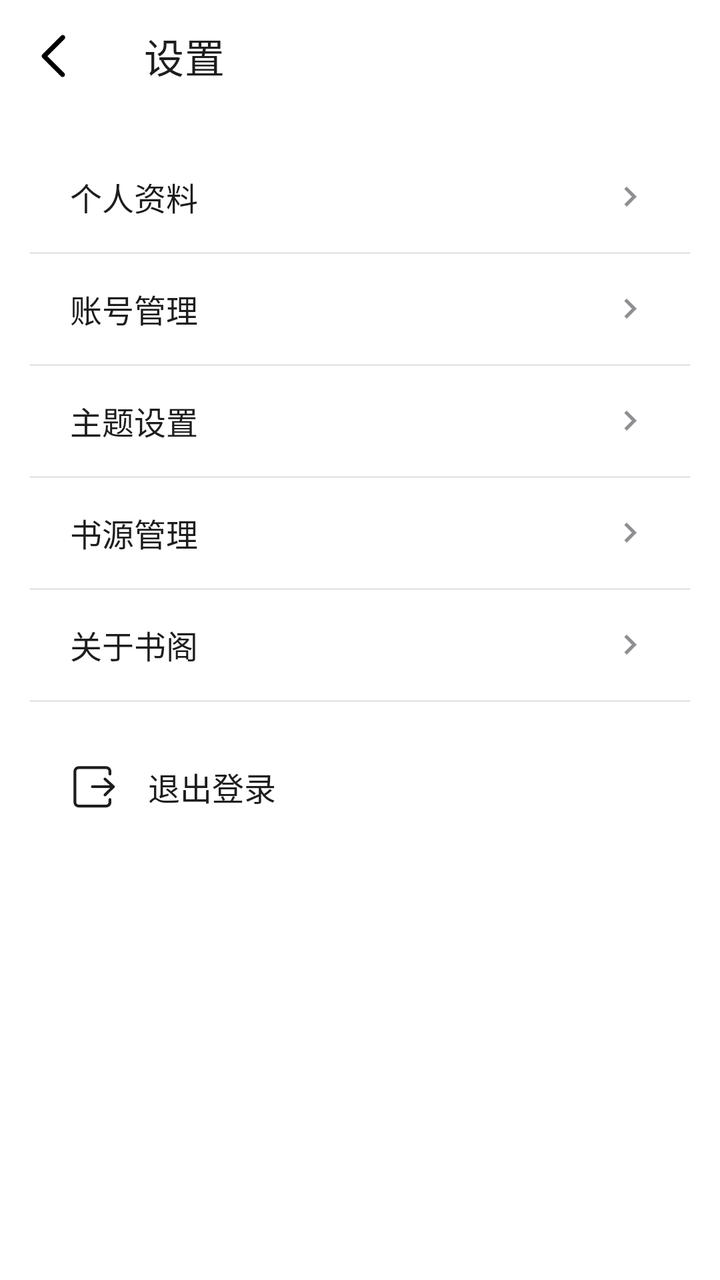
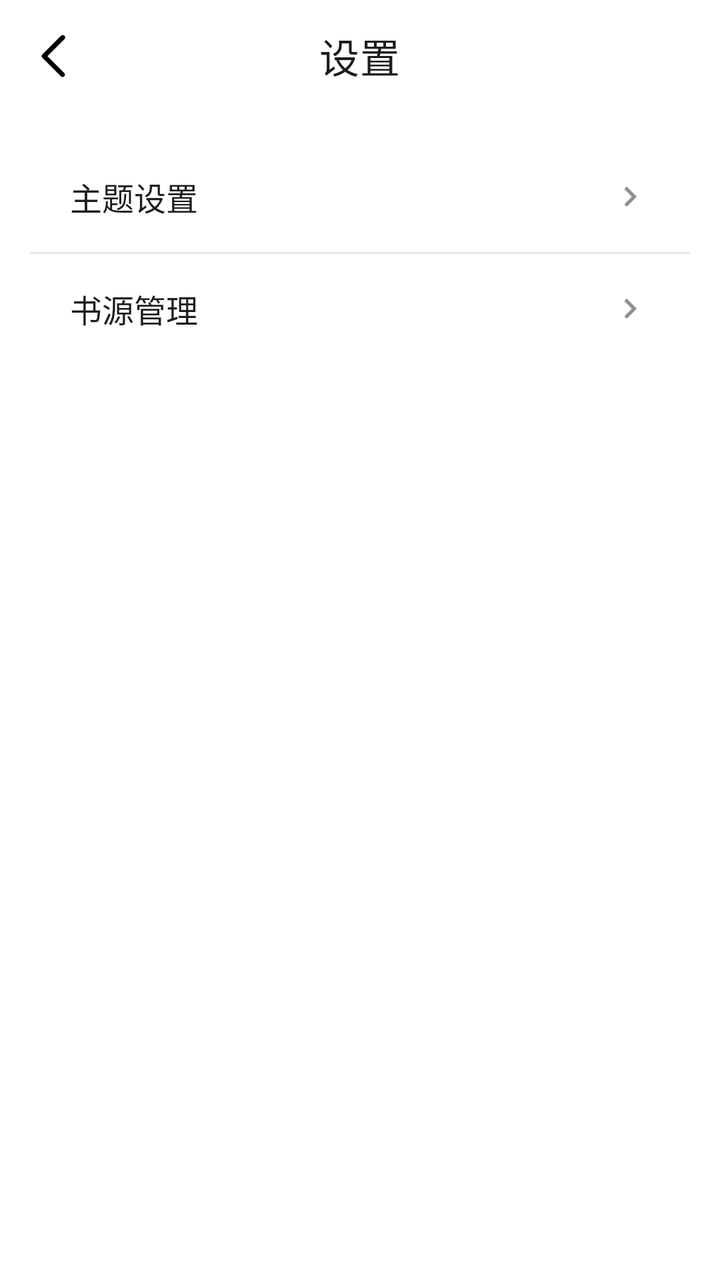

Screens rendered from an Android XML layout before and after an edit, with the pre-edit source and the edit as a unified diff.
<!-- AndroidManifest.xml: application theme Theme.MyApp -->
<!-- res/layout/activity_settings.xml -->
<?xml version="1.0" encoding="utf-8"?>
<LinearLayout xmlns:android="http://schemas.android.com/apk/res/android"
    xmlns:app="http://schemas.android.com/apk/res-auto"
    android:layout_width="match_parent"
    android:layout_height="match_parent"
    android:orientation="vertical"
    android:background="@color/ios_bg">

    <androidx.appcompat.widget.Toolbar
        android:id="@+id/toolbar_back"
        android:layout_width="match_parent"
        android:layout_height="56dp"
        android:background="@color/ios_bg"
        app:navigationIcon="@drawable/ic_back_black"
        app:title="@string/settings"
        app:titleTextColor="@color/ios_text_primary" />

    <LinearLayout
        android:layout_width="match_parent"
        android:layout_height="0dp"
        android:layout_weight="1"
        android:orientation="vertical"
        android:padding="15dp">

        <LinearLayout
            android:id="@+id/btn_profile"
            android:layout_width="match_parent"
            android:layout_height="55dp"
            android:orientation="horizontal"
            android:gravity="center_vertical"
            android:paddingHorizontal="20dp"
            android:clickable="true"
            android:focusable="true"
            android:background="?attr/selectableItemBackground">

            <TextView
                android:layout_width="0dp"
                android:layout_height="wrap_content"
                android:layout_weight="1"
                android:text="@string/profile"
                android:textColor="@color/ios_text_primary"
                android:textSize="16sp"/>

            <ImageView
                android:layout_width="20dp"
                android:layout_height="20dp"
                android:src="@drawable/ic_arrow_right"
                android:contentDescription="@null"/>
        </LinearLayout>

        <View
            android:layout_width="match_parent"
            android:layout_height="1dp"
            android:background="@color/ios_separator"/>

        <LinearLayout
            android:id="@+id/btn_security"
            android:layout_width="match_parent"
            android:layout_height="55dp"
            android:orientation="horizontal"
            android:gravity="center_vertical"
            android:paddingHorizontal="20dp"
            android:clickable="true"
            android:focusable="true"
            android:background="?attr/selectableItemBackground">

            <TextView
                android:layout_width="0dp"
                android:layout_height="wrap_content"
                android:layout_weight="1"
                android:text="@string/account_security"
                android:textColor="@color/ios_text_primary"
                android:textSize="16sp"/>

            <ImageView
                android:layout_width="20dp"
                android:layout_height="20dp"
                android:src="@drawable/ic_arrow_right"
                android:contentDescription="@null"/>
        </LinearLayout>

        <View
            android:layout_width="match_parent"
            android:layout_height="1dp"
            android:background="@color/ios_separator"/>

        <LinearLayout
            android:id="@+id/btn_theme"
            android:layout_width="match_parent"
            android:layout_height="55dp"
            android:orientation="horizontal"
            android:gravity="center_vertical"
            android:paddingHorizontal="20dp"
            android:clickable="true"
            android:focusable="true"
            android:background="?attr/selectableItemBackground">

            <TextView
                android:layout_width="0dp"
                android:layout_height="wrap_content"
                android:layout_weight="1"
                android:text="@string/theme_setting"
                android:textColor="@color/ios_text_primary"
                android:textSize="16sp"/>

            <ImageView
                android:layout_width="20dp"
                android:layout_height="20dp"
                android:src="@drawable/ic_arrow_right"
                android:contentDescription="@null"/>
        </LinearLayout>

        <View
            android:layout_width="match_parent"
            android:layout_height="1dp"
            android:background="@color/ios_separator"/>

        <LinearLayout
            android:id="@+id/btn_book_source"
            android:layout_width="match_parent"
            android:layout_height="55dp"
            android:orientation="horizontal"
            android:gravity="center_vertical"
            android:paddingHorizontal="20dp"
            android:clickable="true"
            android:focusable="true"
            android:background="?attr/selectableItemBackground">

            <TextView
                android:layout_width="0dp"
                android:layout_height="wrap_content"
                android:layout_weight="1"
                android:text="书源管理"
                android:textColor="@color/ios_text_primary"
                android:textSize="16sp"/>

            <ImageView
                android:layout_width="20dp"
                android:layout_height="20dp"
                android:src="@drawable/ic_arrow_right"
                android:contentDescription="@null"/>
        </LinearLayout>

        <View
            android:layout_width="match_parent"
            android:layout_height="1dp"
            android:background="@color/ios_separator"/>

        <LinearLayout
            android:id="@+id/btn_about"
            android:layout_width="match_parent"
            android:layout_height="55dp"
            android:orientation="horizontal"
            android:gravity="center_vertical"
            android:paddingHorizontal="20dp"
            android:clickable="true"
            android:focusable="true"
            android:background="?attr/selectableItemBackground">

            <TextView
                android:layout_width="0dp"
                android:layout_height="wrap_content"
                android:layout_weight="1"
                android:text="@string/about_app"
                android:textColor="@color/ios_text_primary"
                android:textSize="16sp"/>

            <ImageView
                android:layout_width="20dp"
                android:layout_height="20dp"
                android:src="@drawable/ic_arrow_right"
                android:contentDescription="@null"/>
        </LinearLayout>

        <View
            android:layout_width="match_parent"
            android:layout_height="1dp"
            android:background="@color/ios_separator"/>

        <LinearLayout
            android:id="@+id/btn_logout"
            android:layout_width="match_parent"
            android:layout_height="55dp"
            android:orientation="horizontal"
            android:gravity="center_vertical"
            android:paddingHorizontal="20dp"
            android:clickable="true"
            android:focusable="true"
            android:background="?attr/selectableItemBackground"
            android:layout_marginTop="15dp">

            <ImageView
                android:layout_width="24dp"
                android:layout_height="24dp"
                android:src="@drawable/ic_exit_black"
                android:contentDescription="@null"/>

            <TextView
                android:layout_width="wrap_content"
                android:layout_height="wrap_content"
                android:text="@string/logout_and_clear"
                android:textColor="@color/ios_text_primary"
                android:textSize="16sp"
                android:layout_marginStart="15dp"/>
        </LinearLayout>

    </LinearLayout>
</LinearLayout>
<!-- resources referenced by this layout -->
<resources>
  <color name="ios_bg">#FFFFFFFF</color>
  <color name="ios_separator">#FFE5E5EA</color>
  <color name="ios_text_primary">#FF1D1D1F</color>
  <!-- drawable ic_arrow_right (drawable) -->
  <vector xmlns:android="http://schemas.android.com/apk/res/android"
      android:width="24dp"
      android:height="24dp"
      android:viewportWidth="24"
      android:viewportHeight="24"
      android:tint="#8E8E93">
      <path
          android:fillColor="@android:color/white"
          android:pathData="M8.59,16.59L13.17,12L8.59,7.41L10,6l6,6l-6,6L8.59,16.59z"/>
  </vector>
  <!-- drawable ic_exit_black (drawable) -->
  <vector xmlns:android="http://schemas.android.com/apk/res/android" android:height="24dp" android:viewportHeight="1024" android:viewportWidth="1024" android:width="24dp">
        
      <path android:fillColor="#1D1D1F" android:pathData="M771.6,76c60.3,0 109.4,48.5 110.3,108.6l0,1.8v56.4c0,16.5 -13.4,29.9 -29.9,29.9 -16.3,0 -29.5,-13 -29.9,-29.2l-0,-0.7v-56.4c0,-27.7 -22.2,-50.2 -49.7,-50.6l-0.8,-0L185.4,135.8c-27.7,0 -50.1,22.2 -50.6,49.8l-0,0.8v658.1c0,27.7 22.2,50.2 49.7,50.6l0.8,0h586.3c27.7,0 50.1,-22.2 50.6,-49.8l0,-0.8v-57.8c0,-16.5 13.4,-29.9 29.9,-29.9 16.3,0 29.5,13 29.9,29.2l0,0.7v57.8c0,60.4 -48.4,109.5 -108.5,110.4l-1.8,0L185.4,955c-60.3,0 -109.4,-48.5 -110.3,-108.6L75,844.5v-658.1c0,-60.4 48.4,-109.5 108.5,-110.4l1.8,-0h586.3zM765.6,326l0.6,0.5L946.2,489.9l0,0a29.7,29.7 0,0 1,7.7 11.2l0.1,0.2a15.3,15.3 0,0 1,0.2 0.4l0.1,0.3a29.8,29.8 0,0 1,1.7 9l0,0.1c0,0.3 0,0.6 0,0.9v0a29.9,29.9 0,0 1,-1.4 9.1,29.7 29.7,0 0,1 -6.8,11.4l-0.1,0.1a18.3,18.3 0,0 1,-0.1 0.2l-0,0c-0.2,0.2 -0.3,0.3 -0.5,0.5l-0,0 -180,176.2c-11.8,11.6 -30.7,11.3 -42.3,-0.5 -11.4,-11.6 -11.3,-30.1 -0.1,-41.7l0.6,-0.6 127.6,-124.9L478.5,542c-16.5,0 -29.9,-13.4 -29.9,-29.9 0,-16.3 13,-29.5 29.2,-29.9l0.7,-0 370.2,-0 -122.7,-111.3c-12,-10.9 -13.1,-29.4 -2.6,-41.7l0.5,-0.6c10.9,-12 29.4,-13.1 41.6,-2.6z"/>
      
  </vector>
  <string name="about_app">关于书阁</string>
  <string name="account_security">账号管理</string>
  <string name="logout_and_clear">退出登录</string>
  <string name="profile">个人资料</string>
  <string name="settings">设置</string>
  <string name="theme_setting">主题设置</string>
  <color name="ios_blue">#FF007AFF</color>
  <color name="white">#FFFFFFFF</color>
  <color name="ios_bg_grouped">#FFF2F2F7</color>
  <style name="ShapeAppearance.iOS.Small" parent="ShapeAppearance.MaterialComponents.SmallComponent">
          <item name="cornerFamily">rounded</item>
          <item name="cornerSize">10dp</item>
      </style>
  <style name="ShapeAppearance.iOS.Medium" parent="ShapeAppearance.MaterialComponents.MediumComponent">
          <item name="cornerFamily">rounded</item>
          <item name="cornerSize">12dp</item>
      </style>
  <style name="ShapeAppearance.iOS.Large" parent="ShapeAppearance.MaterialComponents.LargeComponent">
          <item name="cornerFamily">rounded</item>
          <item name="cornerSize">16dp</item>
      </style>
  <style name="Widget.MyApp.CardView.iOS" parent="Widget.MaterialComponents.CardView">
          <item name="cardBackgroundColor">@color/ios_card_bg</item>
          <item name="cardCornerRadius">12dp</item>
          <item name="cardElevation">1dp</item>
          <item name="strokeWidth">0dp</item>
      </style>
  <color name="ios_tab_bar">#F0F9F9F9</color>
  <color name="ios_text_tertiary">#FFC7C7CC</color>
  <color name="ios_text_secondary">#FF8E8E93</color>
  <style name="ThemeOverlay.MyApp.ActionBar.Widget" parent="ThemeOverlay.AppCompat.Light">
          <item name="colorControlNormal">@color/ios_text_primary</item>
      </style>
  <color name="ios_card_bg">#FFFFFFFF</color>
  <!-- unchanged entries left out for length: 4 -->
</resources>

<!-- the commit's change to res/layout/activity_settings.xml (unified diff, before → after) -->
@@ -6,13 +6,14 @@
     android:orientation="vertical"
     android:background="@color/ios_bg">
 
-    <androidx.appcompat.widget.Toolbar
+    <com.google.android.material.appbar.MaterialToolbar
         android:id="@+id/toolbar_back"
         android:layout_width="match_parent"
         android:layout_height="56dp"
         android:background="@color/ios_bg"
         app:navigationIcon="@drawable/ic_back_black"
         app:title="@string/settings"
+        app:titleCentered="true"
         app:titleTextColor="@color/ios_text_primary" />
 
     <LinearLayout
@@ -21,68 +22,6 @@
         android:layout_weight="1"
         android:orientation="vertical"
         android:padding="15dp">
-
-        <LinearLayout
-            android:id="@+id/btn_profile"
-            android:layout_width="match_parent"
-            android:layout_height="55dp"
-            android:orientation="horizontal"
-            android:gravity="center_vertical"
-            android:paddingHorizontal="20dp"
-            android:clickable="true"
-            android:focusable="true"
-            android:background="?attr/selectableItemBackground">
-
-            <TextView
-                android:layout_width="0dp"
-                android:layout_height="wrap_content"
-                android:layout_weight="1"
-                android:text="@string/profile"
-                android:textColor="@color/ios_text_primary"
-                android:textSize="16sp"/>
-
-            <ImageView
-                android:layout_width="20dp"
-                android:layout_height="20dp"
-                android:src="@drawable/ic_arrow_right"
-                android:contentDescription="@null"/>
-        </LinearLayout>
-
-        <View
-            android:layout_width="match_parent"
-            android:layout_height="1dp"
-            android:background="@color/ios_separator"/>
-
-        <LinearLayout
-            android:id="@+id/btn_security"
-            android:layout_width="match_parent"
-            android:layout_height="55dp"
-            android:orientation="horizontal"
-            android:gravity="center_vertical"
-            android:paddingHorizontal="20dp"
-            android:clickable="true"
-            android:focusable="true"
-            android:background="?attr/selectableItemBackground">
-
-            <TextView
-                android:layout_width="0dp"
-                android:layout_height="wrap_content"
-                android:layout_weight="1"
-                android:text="@string/account_security"
-                android:textColor="@color/ios_text_primary"
-                android:textSize="16sp"/>
-
-            <ImageView
-                android:layout_width="20dp"
-                android:layout_height="20dp"
-                android:src="@drawable/ic_arrow_right"
-                android:contentDescription="@null"/>
-        </LinearLayout>
-
-        <View
-            android:layout_width="match_parent"
-            android:layout_height="1dp"
-            android:background="@color/ios_separator"/>
 
         <LinearLayout
             android:id="@+id/btn_theme"
@@ -141,68 +80,5 @@
                 android:contentDescription="@null"/>
         </LinearLayout>
 
-        <View
-            android:layout_width="match_parent"
-            android:layout_height="1dp"
-            android:background="@color/ios_separator"/>
-
-        <LinearLayout
-            android:id="@+id/btn_about"
-            android:layout_width="match_parent"
-            android:layout_height="55dp"
-            android:orientation="horizontal"
-            android:gravity="center_vertical"
-            android:paddingHorizontal="20dp"
-            android:clickable="true"
-            android:focusable="true"
-            android:background="?attr/selectableItemBackground">
-
-            <TextView
-                android:layout_width="0dp"
-                android:layout_height="wrap_content"
-                android:layout_weight="1"
-                android:text="@string/about_app"
-                android:textColor="@color/ios_text_primary"
-                android:textSize="16sp"/>
-
-            <ImageView
-                android:layout_width="20dp"
-                android:layout_height="20dp"
-                android:src="@drawable/ic_arrow_right"
-                android:contentDescription="@null"/>
-        </LinearLayout>
-
-        <View
-            android:layout_width="match_parent"
-            android:layout_height="1dp"
-            android:background="@color/ios_separator"/>
-
-        <LinearLayout
-            android:id="@+id/btn_logout"
-            android:layout_width="match_parent"
-            android:layout_height="55dp"
-            android:orientation="horizontal"
-            android:gravity="center_vertical"
-            android:paddingHorizontal="20dp"
-            android:clickable="true"
-            android:focusable="true"
-            android:background="?attr/selectableItemBackground"
-            android:layout_marginTop="15dp">
-
-            <ImageView
-                android:layout_width="24dp"
-                android:layout_height="24dp"
-                android:src="@drawable/ic_exit_black"
-                android:contentDescription="@null"/>
-
-            <TextView
-                android:layout_width="wrap_content"
-                android:layout_height="wrap_content"
-                android:text="@string/logout_and_clear"
-                android:textColor="@color/ios_text_primary"
-                android:textSize="16sp"
-                android:layout_marginStart="15dp"/>
-        </LinearLayout>
-
     </LinearLayout>
 </LinearLayout>
<!-- resource entries referenced after the edit -->
@@ -14,16 +14,6 @@
           android:fillColor="@android:color/white"
           android:pathData="M8.59,16.59L13.17,12L8.59,7.41L10,6l6,6l-6,6L8.59,16.59z"/>
   </vector>
-  <!-- drawable ic_exit_black (drawable) -->
-  <vector xmlns:android="http://schemas.android.com/apk/res/android" android:height="24dp" android:viewportHeight="1024" android:viewportWidth="1024" android:width="24dp">
-        
-      <path android:fillColor="#1D1D1F" android:pathData="M771.6,76c60.3,0 109.4,48.5 110.3,108.6l0,1.8v56.4c0,16.5 -13.4,29.9 -29.9,29.9 -16.3,0 -29.5,-13 -29.9,-29.2l-0,-0.7v-56.4c0,-27.7 -22.2,-50.2 -49.7,-50.6l-0.8,-0L185.4,135.8c-27.7,0 -50.1,22.2 -50.6,49.8l-0,0.8v658.1c0,27.7 22.2,50.2 49.7,50.6l0.8,0h586.3c27.7,0 50.1,-22.2 50.6,-49.8l0,-0.8v-57.8c0,-16.5 13.4,-29.9 29.9,-29.9 16.3,0 29.5,13 29.9,29.2l0,0.7v57.8c0,60.4 -48.4,109.5 -108.5,110.4l-1.8,0L185.4,955c-60.3,0 -109.4,-48.5 -110.3,-108.6L75,844.5v-658.1c0,-60.4 48.4,-109.5 108.5,-110.4l1.8,-0h586.3zM765.6,326l0.6,0.5L946.2,489.9l0,0a29.7,29.7 0,0 1,7.7 11.2l0.1,0.2a15.3,15.3 0,0 1,0.2 0.4l0.1,0.3a29.8,29.8 0,0 1,1.7 9l0,0.1c0,0.3 0,0.6 0,0.9v0a29.9,29.9 0,0 1,-1.4 9.1,29.7 29.7,0 0,1 -6.8,11.4l-0.1,0.1a18.3,18.3 0,0 1,-0.1 0.2l-0,0c-0.2,0.2 -0.3,0.3 -0.5,0.5l-0,0 -180,176.2c-11.8,11.6 -30.7,11.3 -42.3,-0.5 -11.4,-11.6 -11.3,-30.1 -0.1,-41.7l0.6,-0.6 127.6,-124.9L478.5,542c-16.5,0 -29.9,-13.4 -29.9,-29.9 0,-16.3 13,-29.5 29.2,-29.9l0.7,-0 370.2,-0 -122.7,-111.3c-12,-10.9 -13.1,-29.4 -2.6,-41.7l0.5,-0.6c10.9,-12 29.4,-13.1 41.6,-2.6z"/>
-      
-  </vector>
-  <string name="about_app">关于书阁</string>
-  <string name="account_security">账号管理</string>
-  <string name="logout_and_clear">退出登录</string>
-  <string name="profile">个人资料</string>
   <string name="settings">设置</string>
   <string name="theme_setting">主题设置</string>
   <color name="ios_blue">#FF007AFF</color>
